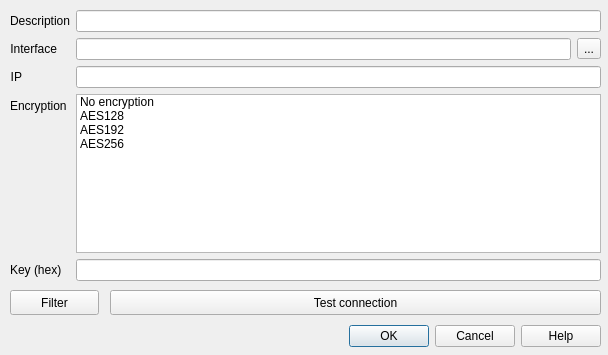
This is src/cdlgconnsettingsudp.ui in grodansparadis/vscp-works-qt as Qt 5 draws it before an edit. The edited form follows.
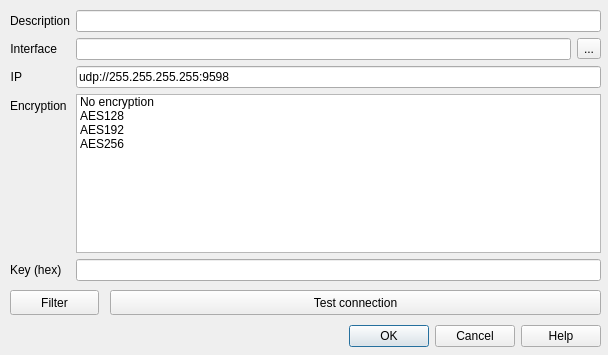
This is the edited form.

```diff
--- a/src/cdlgconnsettingsudp.ui
+++ b/src/cdlgconnsettingsudp.ui
@@ -94,7 +94,7 @@
        <string>&lt;html&gt;&lt;head/&gt;&lt;body&gt;&lt;p&gt;Remote UDP client address and port on the form address:port. Use &lt;span style=&quot; font-weight:600; font-style:italic;&quot;&gt;255.255.255.255:port&lt;/span&gt; for broadcast&lt;/p&gt;&lt;/body&gt;&lt;/html&gt;</string>
       </property>
       <property name="text">
-       <string/>
+       <string>udp://255.255.255.255:9598</string>
       </property>
      </widget>
     </item>
```
Left out of the diff: 2 changed lines with no effect on the pictures.
